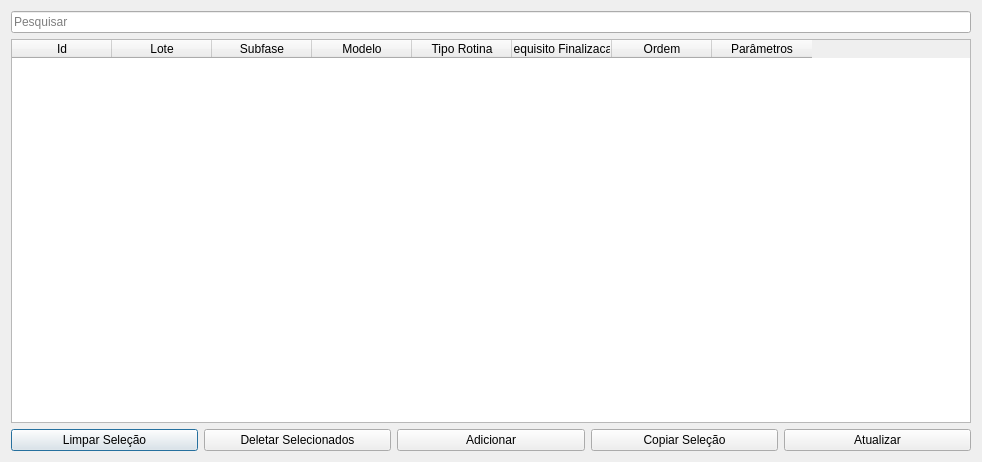
The window that uis/mModelProfiles.ui (dsgoficial/SAP_Gerente) describes before a commit, drawn with Qt 5.
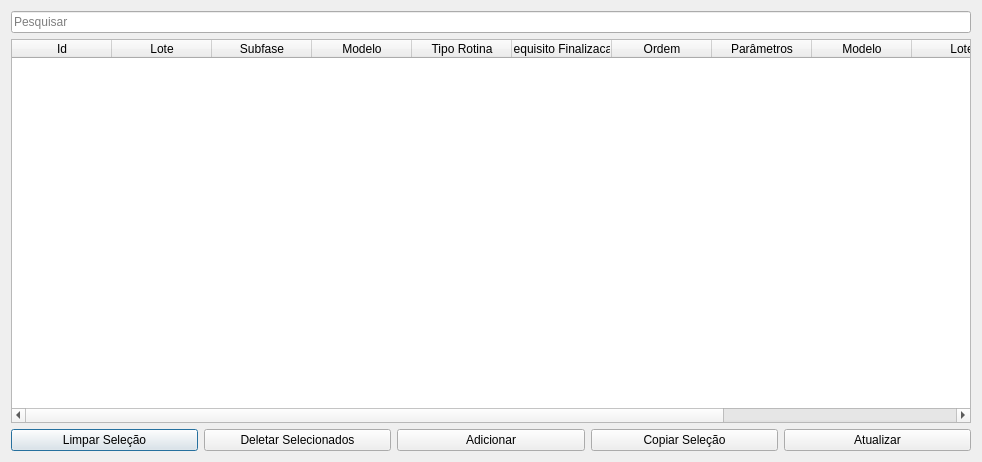
The same window after the commit.

```diff
--- a/uis/mModelProfiles.ui
+++ b/uis/mModelProfiles.ui
@@ -59,6 +59,26 @@
        <string>Parâmetros</string>
       </property>
      </column>
+     <column>
+      <property name="text">
+       <string>Modelo</string>
+      </property>
+     </column>
+     <column>
+      <property name="text">
+       <string>Lote</string>
+      </property>
+     </column>
+     <column>
+      <property name="text">
+       <string>Subfase</string>
+      </property>
+     </column>
+     <column>
+      <property name="text">
+       <string>Tipo Rotina</string>
+      </property>
+     </column>
     </widget>
    </item>
    <item row="2" column="0">
```
